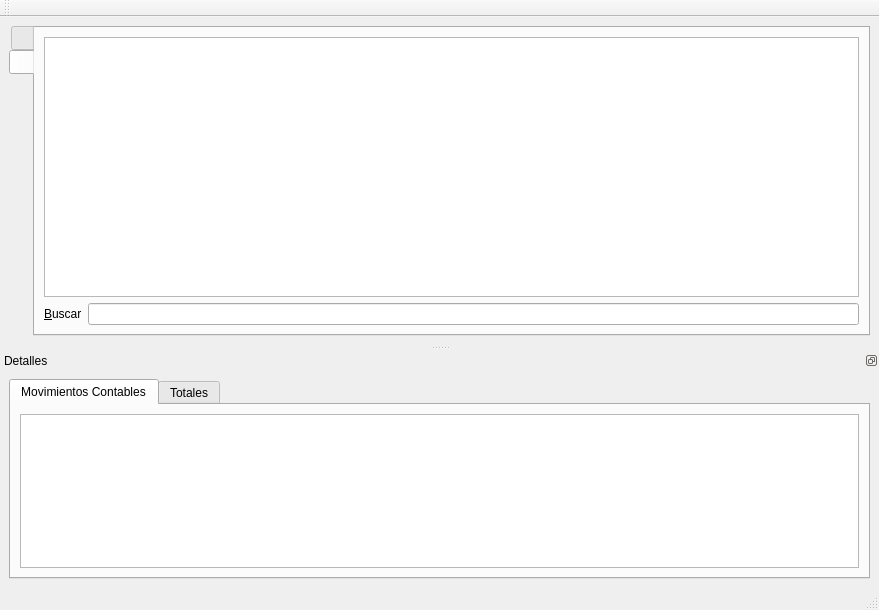
First picture: the form in src/ui/liquidacion.ui, repository armonge/EsquipulasPy, before the edit.
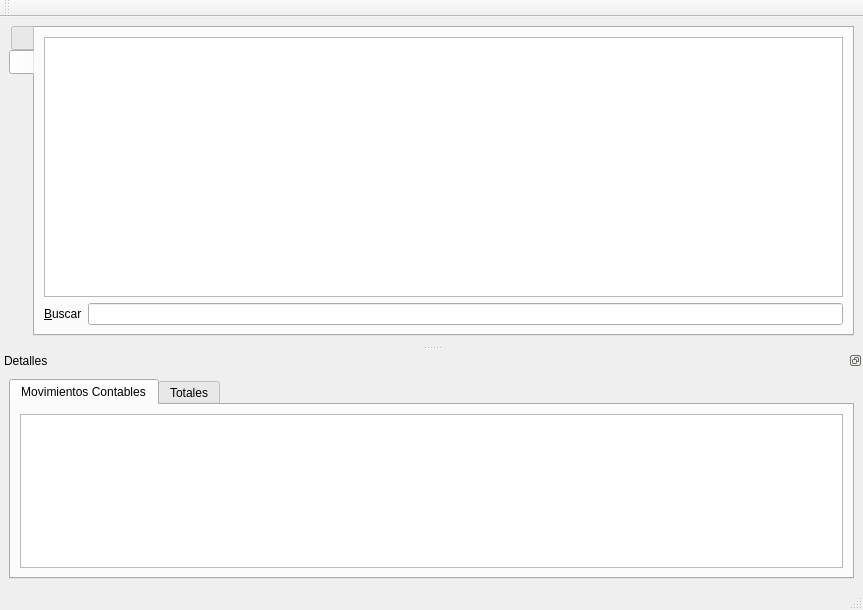
Second picture: the form after the edit. Icons and pictures are not drawn. Custom widgets are drawn as their Qt base class.

```diff
--- a/src/ui/liquidacion.ui
+++ b/src/ui/liquidacion.ui
@@ -6,12 +6,12 @@
    <rect>
     <x>0</x>
     <y>0</y>
-    <width>879</width>
+    <width>833</width>
     <height>592</height>
    </rect>
   </property>
   <property name="sizePolicy">
-   <sizepolicy hsizetype="MinimumExpanding" vsizetype="Preferred">
+   <sizepolicy hsizetype="Preferred" vsizetype="Preferred">
     <horstretch>0</horstretch>
     <verstretch>0</verstretch>
    </sizepolicy>
```
